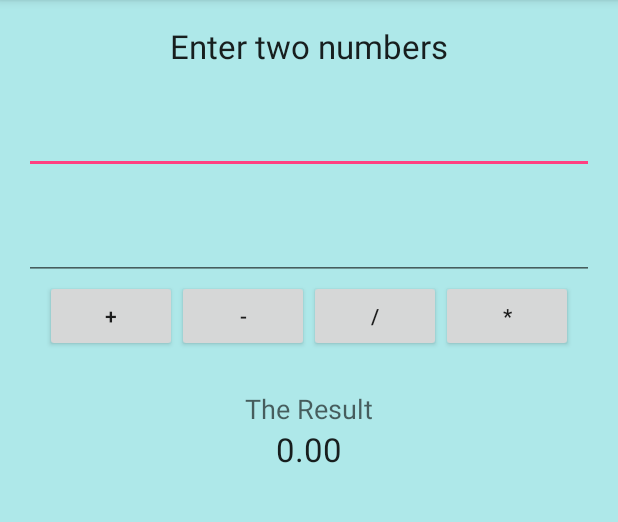
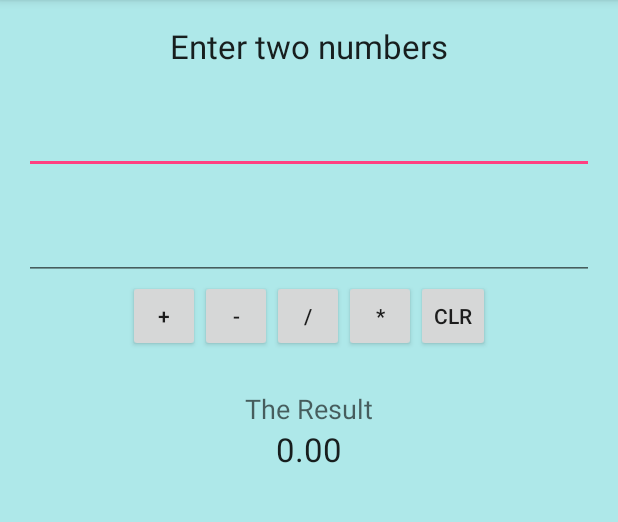
Before and after one commit to smallj/Calculator, an Android app: the screen it shows after launch (MainActivity), on a phone screen of 412 x 824 dp, the part 84-606 px from its top. Run offline under Robolectric (Android 15) with nearby library versions, the phone set to English and light mode, and no system bars.

Commit message:
Added button functionality and clear button

```diff
--- a/app/src/main/java/com/smallnetworks/calculator/MainActivity.java
+++ b/app/src/main/java/com/smallnetworks/calculator/MainActivity.java
@@ -1,13 +1,105 @@
 package com.smallnetworks.calculator;
 
+import android.os.Bundle;
 import android.support.v7.app.AppCompatActivity;
-import android.os.Bundle;
+import android.view.View;
+import android.widget.Button;
+import android.widget.EditText;
+import android.widget.TextView;
+import android.widget.Toast;
 
 public class MainActivity extends AppCompatActivity {
+
+    private EditText operand1;
+    private EditText operand2;
+    private Button btnAddition;
+    private Button btnSubtraction;
+    private Button btnDivison;
+    private Button btnMultiplication;
+    private Button btnClear;
+    private TextView textResult;
 
     @Override
     protected void onCreate(Bundle savedInstanceState) {
         super.onCreate(savedInstanceState);
         setContentView(R.layout.activity_main);
+        operand1 = (EditText) findViewById(R.id.editOperand1);
+        operand2 = (EditText) findViewById(R.id.editOperand2);
+        btnAddition = (Button) findViewById(R.id.btnAddition);
+        btnSubtraction = (Button) findViewById(R.id.btnSubtraction);
+        btnDivison = (Button) findViewById(R.id.btnDivision);
+        btnMultiplication = (Button) findViewById(R.id.btnMultiplication);
+        btnClear = (Button) findViewById(R.id.btnClear);
+        textResult = (TextView) findViewById(R.id.textResult);
+
+        btnClear.setOnClickListener( new View.OnClickListener() {
+            @Override
+            public void onClick(View v) {
+                operand1.setText("");
+                operand2.setText("");
+                textResult.setText("");
+                operand1.requestFocus();
+            }
+        });
+
+        btnAddition.setOnClickListener( new View.OnClickListener() {
+            @Override
+            public void onClick(View v) {
+                if ((operand1.getText().length() > 0) && (operand2.getText().length() > 0)) {
+                    double oper1 = Double.parseDouble(operand1.getText().toString());
+                    double oper2 = Double.parseDouble(operand2.getText().toString());
+                    double theResult = oper1 + oper2;
+                    textResult.setText(Double.toString(theResult));
+                }
+                else {
+                    Toast.makeText(MainActivity.this, "Please enter two numbers.", Toast.LENGTH_LONG).show();
+                }
+            }
+        });
+
+        btnSubtraction.setOnClickListener( new View.OnClickListener() {
+            @Override
+            public void onClick(View v) {
+                if ((operand1.getText().length() > 0) && (operand2.getText().length() > 0)) {
+                double oper1 = Double.parseDouble(operand1.getText().toString());
+                double oper2 = Double.parseDouble(operand2.getText().toString());
+                double theResult = oper1 - oper2;
+                textResult.setText(Double.toString(theResult));
+                }
+                else {
+                    Toast.makeText(MainActivity.this, "Please enter two numbers.", Toast.LENGTH_LONG).show();
+                }
+            }
+        });
+
+        btnDivison.setOnClickListener( new View.OnClickListener() {
+            @Override
+            public void onClick(View v) {
+                if ((operand1.getText().length() > 0) && (operand2.getText().length() > 0)) {
+                double oper1 = Double.parseDouble(operand1.getText().toString());
+                double oper2 = Double.parseDouble(operand2.getText().toString());
+                double theResult = oper1 / oper2;
+                textResult.setText(Double.toString(theResult));
+                }
+                else {
+                    Toast.makeText(MainActivity.this, "Please enter two numbers.", Toast.LENGTH_LONG).show();
+                }
+            }
+        });
+
+        btnMultiplication.setOnClickListener( new View.OnClickListener() {
+            @Override
+            public void onClick(View v) {
+                if ((operand1.getText().length() > 0) && (operand2.getText().length() > 0)) {
+                double oper1 = Double.parseDouble(operand1.getText().toString());
+                double oper2 = Double.parseDouble(operand2.getText().toString());
+                double theResult = oper1 * oper2;
+                textResult.setText(Double.toString(theResult));
+                }
+                else {
+                    Toast.makeText(MainActivity.this, "Please enter two numbers.", Toast.LENGTH_LONG).show();
+                }
+            }
+        });
     }
 }
--- a/app/src/main/res/layout/activity_main.xml
+++ b/app/src/main/res/layout/activity_main.xml
@@ -24,7 +24,7 @@
         android:layout_height="wrap_content"
         android:inputType="numberDecimal"
         android:ems="10"
-        android:id="@+id/editText"
+        android:id="@+id/editOperand1"
         android:layout_gravity="center_horizontal"
         android:layout_marginTop="25dp" />
 
@@ -33,7 +33,7 @@
         android:layout_height="wrap_content"
         android:inputType="numberDecimal"
         android:ems="10"
-        android:id="@+id/editText2"
+        android:id="@+id/editOperand2"
         android:layout_gravity="center_horizontal"
         android:layout_marginTop="25dp" />
 
@@ -48,36 +48,43 @@
             android:layout_width="wrap_content"
             android:layout_height="wrap_content"
             android:text="+"
-            android:id="@+id/button"
-            android:style="?android:attr/buttonStyleSmall"/>
+            android:id="@+id/btnAddition"
+            style="?android:attr/buttonStyleSmall"/>
 
         <Button
             android:layout_width="wrap_content"
             android:layout_height="wrap_content"
             android:text="-"
-            android:id="@+id/button2"
-            android:style="?android:attr/buttonStyleSmall"/>
+            android:id="@+id/btnSubtraction"
+            style="?android:attr/buttonStyleSmall"/>
 
         <Button
             android:layout_width="wrap_content"
             android:layout_height="wrap_content"
             android:text="/"
-            android:id="@+id/button3"
-            android:style="?android:attr/buttonStyleSmall"/>
+            android:id="@+id/btnDivision"
+            style="?android:attr/buttonStyleSmall"/>
 
         <Button
             android:layout_width="wrap_content"
             android:layout_height="wrap_content"
             android:text="*"
-            android:id="@+id/button4"
-            android:style="?android:attr/buttonStyleSmall"/>
+            android:id="@+id/btnMultiplication"
+            style="?android:attr/buttonStyleSmall"/>
+
+        <Button
+            style="?android:attr/buttonStyleSmall"
+            android:layout_width="wrap_content"
+            android:layout_height="wrap_content"
+            android:text="CLR"
+            android:id="@+id/btnClear" />
     </LinearLayout>
 
     <TextView
         android:layout_width="wrap_content"
         android:layout_height="wrap_content"
         android:textAppearance="?android:attr/textAppearanceMedium"
-        android:text="The Result"
+        android:text="@string/the_result"
         android:id="@+id/textView2"
         android:layout_gravity="center_horizontal"
         android:layout_marginTop="25dp" />
@@ -87,6 +94,6 @@
         android:layout_height="wrap_content"
         android:textAppearance="?android:attr/textAppearanceLarge"
         android:text="0.00"
-        android:id="@+id/textView3"
+        android:id="@+id/textResult"
         android:gravity="center" />
 </LinearLayout>
--- a/app/src/main/res/values/strings.xml
+++ b/app/src/main/res/values/strings.xml
@@ -1,4 +1,5 @@
 <resources>
     <string name="app_name">Calculator</string>
     <string name="help_instructions">Enter two numbers</string>
+    <string name="the_result">The Result</string>
 </resources>
```
